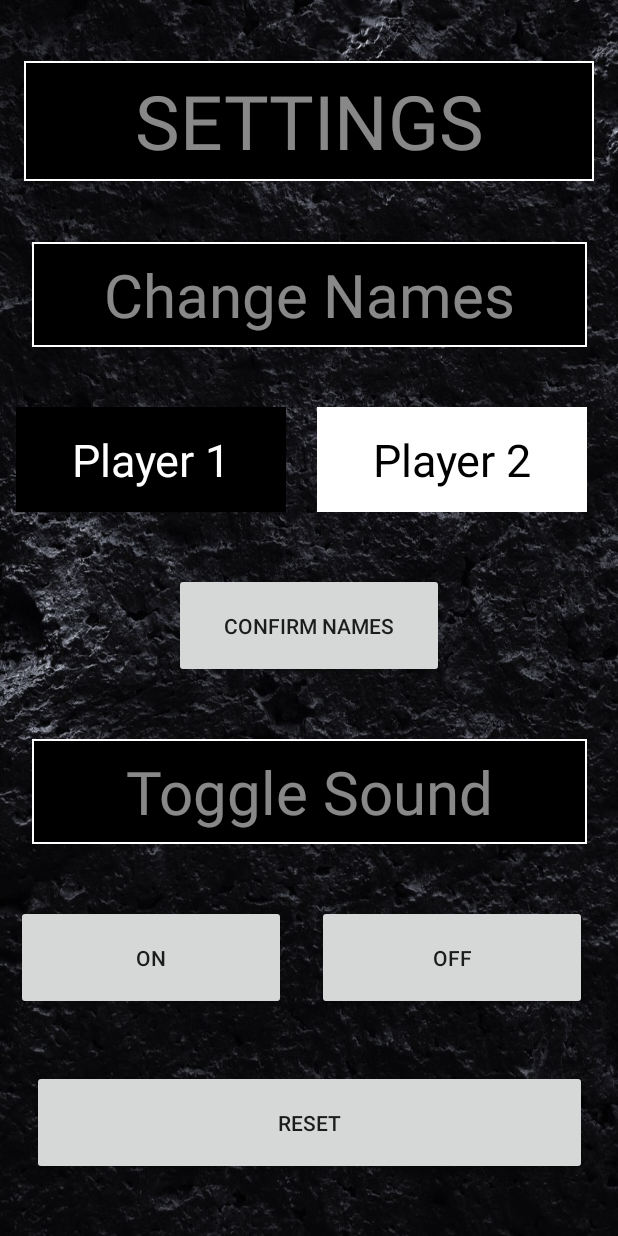
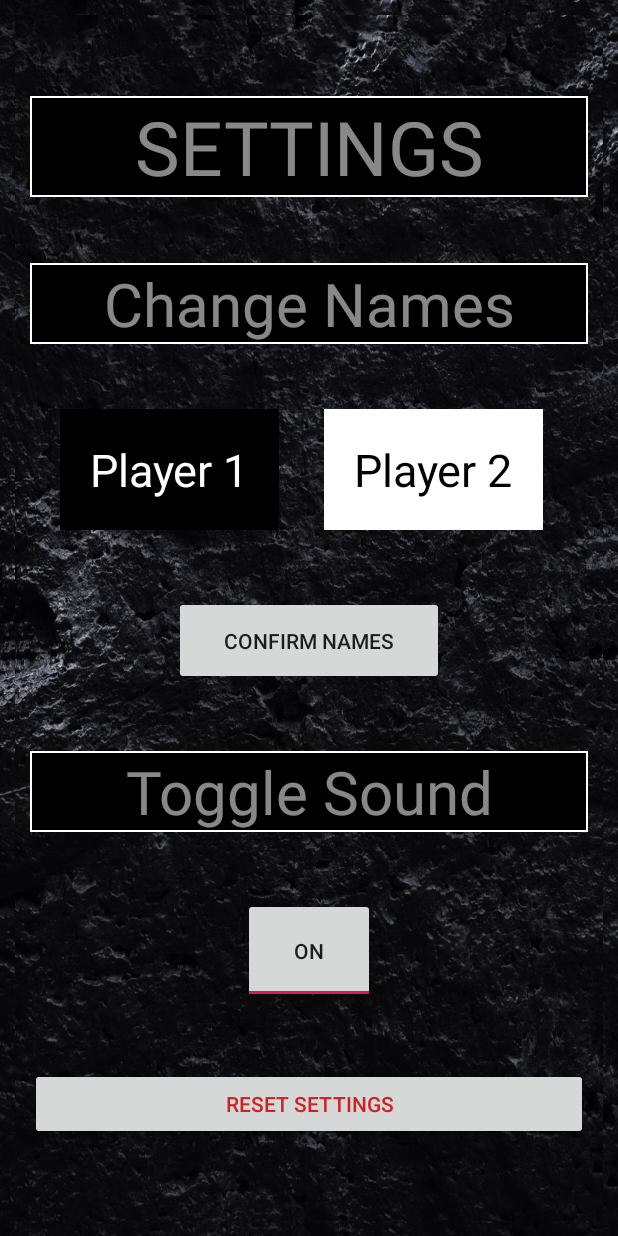
Before and after one commit to dgyves/Gomoku, an Android app: the screen it shows after launch (MainMenu), after a tap on "SETTINGS", on a phone screen of 412 x 824 dp. Run offline under Robolectric (Android 15) with nearby library versions, the phone set to English and light mode, and no system bars.

Commit message:
1) Added tablet compatibility 2) Got 95+% of buttons functional 3) Updated UI on every fragment and activity

```diff
--- a/app/src/main/res/layout/activity_main.xml
+++ b/app/src/main/res/layout/activity_main.xml
@@ -5,6 +5,7 @@
     android:layout_width="match_parent"
     android:layout_height="match_parent"
     android:id="@+id/outer"
+    android:padding="10dp"
     android:background="@drawable/mainmenubackground"
     tools:context=".MainMenu">
 
@@ -16,6 +17,7 @@
         android:text="GOMOKU"
         android:textColor="@color/transparentWhite"
         android:textSize="50dp"
+        android:padding="20dp"
         android:textStyle="bold"
         app:layout_constraintBottom_toTopOf="@+id/singleplayer_button"
         app:layout_constraintEnd_toEndOf="parent"
@@ -27,7 +29,7 @@
 
     <ImageView
         android:id="@+id/main_logo"
-        android:layout_width="350dp"
+        android:layout_width="match_parent"
         android:layout_height="200dp"
         android:src="@drawable/gomokulogo"
         app:layout_constraintBottom_toTopOf="@+id/textView"
@@ -39,8 +41,9 @@
 
     <Button
         android:id="@+id/singleplayer_button"
-        android:layout_width="150dp"
-        android:layout_height="100dp"
+        android:layout_width="180dp"
+        android:layout_height="wrap_content"
+        android:padding="39dp"
         android:text="Human vs. AI"
         app:layout_constraintBottom_toTopOf="@+id/main_setting"
         app:layout_constraintStart_toStartOf="@+id/main_setting"
@@ -50,8 +53,9 @@
 
     <Button
         android:id="@+id/multiplayer_button"
-        android:layout_width="150dp"
-        android:layout_height="100dp"
+        android:layout_width="180dp"
+        android:layout_height="wrap_content"
+        android:padding="30dp"
         android:text="Human vs. Human"
         app:layout_constraintBottom_toBottomOf="@+id/singleplayer_button"
         app:layout_constraintEnd_toEndOf="@+id/main_setting"
@@ -61,8 +65,9 @@
 
     <Button
         android:id="@+id/main_setting"
-        android:layout_width="325dp"
-        android:layout_height="100dp"
+        android:layout_width="match_parent"
+        android:layout_height="wrap_content"
+        android:padding="35dp"
         android:text="Settings"
         android:onClick="openSettings"
         app:layout_constraintBottom_toTopOf="@+id/main_help"
@@ -74,9 +79,9 @@
 
     <Button
         android:id="@+id/main_help"
-        android:layout_width="325dp"
-        android:layout_height="100dp"
-        android:layout_marginBottom="16dp"
+        android:layout_width="match_parent"
+        android:layout_height="wrap_content"
+        android:padding="35dp"
         android:text="Help"
         android:onClick="openHelp"
         app:layout_constraintBottom_toBottomOf="parent"
--- a/app/src/main/res/layout/fragment_settings.xml
+++ b/app/src/main/res/layout/fragment_settings.xml
@@ -2,16 +2,18 @@
 <androidx.constraintlayout.widget.ConstraintLayout xmlns:android="http://schemas.android.com/apk/res/android"
     xmlns:app="http://schemas.android.com/apk/res-auto"
     xmlns:tools="http://schemas.android.com/tools"
+    android:id="@+id/outer"
     android:layout_width="match_parent"
     android:layout_height="match_parent"
     android:background="@drawable/mainmenubackground"
     android:elevation="20dp"
+    android:padding="10dp"
     tools:context=".SettingsFragment">
 
     <TextView
         android:id="@+id/settings_title"
-        android:layout_width="380dp"
-        android:layout_height="80dp"
+        android:layout_width="match_parent"
+        android:layout_height="wrap_content"
         android:background="@drawable/drawable_back"
         android:gravity="center"
         android:text="SETTINGS"
@@ -25,8 +27,8 @@
 
     <TextView
         android:id="@+id/names_title"
-        android:layout_width="370dp"
-        android:layout_height="70dp"
+        android:layout_width="match_parent"
+        android:layout_height="wrap_content"
         android:background="@drawable/drawable_back"
         android:gravity="center"
         android:text="Change Names"
@@ -41,10 +43,11 @@
 
     <EditText
         android:id="@+id/player1edit"
-        android:layout_width="180dp"
-        android:layout_height="70dp"
+        android:layout_width="wrap_content"
+        android:layout_height="wrap_content"
         android:background="@color/player1Black"
         android:gravity="center"
+        android:padding="20dp"
         android:textColor="@color/player2White"
         android:textSize="30dp"
         app:layout_constraintBottom_toTopOf="@+id/confirm_names"
@@ -55,11 +58,12 @@
 
     <EditText
         android:id="@+id/player2edit"
-        android:layout_width="180dp"
-        android:layout_height="70dp"
+        android:layout_width="wrap_content"
+        android:layout_height="wrap_content"
         android:layout_margin="10dp"
         android:background="@color/player2White"
         android:gravity="center"
+        android:padding="20dp"
         android:textColor="@color/player1Black"
         android:textSize="30dp"
         app:layout_constraintBottom_toBottomOf="@+id/player1edit"
@@ -71,9 +75,10 @@
     <Button
         android:id="@+id/confirm_names"
         android:layout_width="180dp"
-        android:layout_height="70dp"
+        android:layout_height="wrap_content"
+        android:onClick="changeNames"
+        android:padding="20dp"
         android:text="Confirm Names"
-        android:onClick="changeNames"
         app:layout_constraintBottom_toTopOf="@+id/sound_title"
         app:layout_constraintEnd_toEndOf="parent"
         app:layout_constraintHorizontal_bias="0.5"
@@ -82,51 +87,44 @@
 
     <TextView
         android:id="@+id/sound_title"
-        android:layout_width="370dp"
-        android:layout_height="70dp"
+        android:layout_width="match_parent"
+        android:layout_height="wrap_content"
         android:background="@drawable/drawable_back"
         android:gravity="center"
         android:text="Toggle Sound"
         android:textColor="@color/transparentWhite"
         android:textSize="40dp"
-        app:layout_constraintBottom_toTopOf="@+id/on_button"
+        app:layout_constraintBottom_toTopOf="@+id/toggleButton"
         app:layout_constraintEnd_toEndOf="parent"
         app:layout_constraintHorizontal_bias="0.5"
         app:layout_constraintStart_toStartOf="parent"
         app:layout_constraintTop_toBottomOf="@+id/confirm_names" />
 
     <Button
-        android:id="@+id/on_button"
-        android:layout_width="180dp"
-        android:layout_height="70dp"
-        android:text="ON"
+        android:id="@+id/restart_button"
+        android:layout_width="match_parent"
+        android:layout_height="wrap_content"
+        android:text="RESET SETTINGS"
+        android:textColor="#CC2222"
+        android:onClick="resetSetings"
+        app:layout_constraintBottom_toBottomOf="parent"
+        app:layout_constraintEnd_toEndOf="parent"
+        app:layout_constraintHorizontal_bias="0.5"
+        app:layout_constraintStart_toStartOf="parent"
+        app:layout_constraintTop_toBottomOf="@+id/toggleButton" />
+
+    <ToggleButton
+        android:id="@+id/toggleButton"
+        android:layout_width="wrap_content"
+        android:layout_height="wrap_content"
+        android:padding="25dp"
+        android:text="ToggleButton"
+        android:checked="true"
+        android:onClick="toggleSound"
         app:layout_constraintBottom_toTopOf="@+id/restart_button"
-        app:layout_constraintEnd_toStartOf="@+id/off_button"
+        app:layout_constraintEnd_toEndOf="parent"
         app:layout_constraintHorizontal_bias="0.5"
         app:layout_constraintStart_toStartOf="parent"
         app:layout_constraintTop_toBottomOf="@+id/sound_title" />
 
-    <Button
-        android:id="@+id/off_button"
-        android:layout_width="180dp"
-        android:layout_height="70dp"
-        android:layout_margin="10dp"
-        android:text="OFF"
-        app:layout_constraintBottom_toBottomOf="@+id/on_button"
-        app:layout_constraintEnd_toEndOf="parent"
-        app:layout_constraintHorizontal_bias="0.5"
-        app:layout_constraintStart_toEndOf="@+id/on_button"
-        app:layout_constraintTop_toTopOf="@+id/on_button" />
-
-    <Button
-        android:id="@+id/restart_button"
-        android:layout_width="370dp"
-        android:layout_height="70dp"
-        android:text="RESET"
-        app:layout_constraintBottom_toBottomOf="parent"
-        app:layout_constraintEnd_toEndOf="parent"
-        app:layout_constraintHorizontal_bias="0.5"
-        app:layout_constraintStart_toStartOf="parent"
-        app:layout_constraintTop_toBottomOf="@+id/on_button" />
-
 </androidx.constraintlayout.widget.ConstraintLayout>
--- a/app/src/main/res/values/strings.xml
+++ b/app/src/main/res/values/strings.xml
@@ -4,7 +4,9 @@
     <string name="rules">Black plays first, and players alternate in placing a stone of their color
         on an empty intersection. The winner is the first player to get an unbroken row of five
         pieces horizontally, vertically, or diagonally.</string>
-    <string name="score">Write scoring details here or something</string>
+    <string name="score">After each game is finished, you will have the ability to share an image of
+        the board with your contacts. In order to do so, permissions must be set for the app and at least
+        one of the contacts on this device should have an email saved.</string>
     <string name="credits">Diego D\'Gyves and Matthew Theisen</string>
 
 </resources>
```
Also changed, not shown: app/src/main/AndroidManifest.xml (+5 -3 lines), app/src/main/java/com/example/gomoku/GameActivity.java (+53 -5 lines), app/src/main/java/com/example/gomoku/GridViewAdapter.java (+6 -5 lines), app/src/main/java/com/example/gomoku/MainMenu.java (+9 -0 lines), app/src/main/java/com/example/gomoku/SettingsFragment.java (+8 -3 lines), app/src/main/res/layout/activity_game.xml (+53 -41 lines), app/src/main/res/layout/fragment_contacts.xml (+6 -5 lines), app/src/main/res/layout/fragment_end_game.xml (+10 -9 lines), app/src/main/res/layout/fragment_help.xml (+30 -21 lines).
